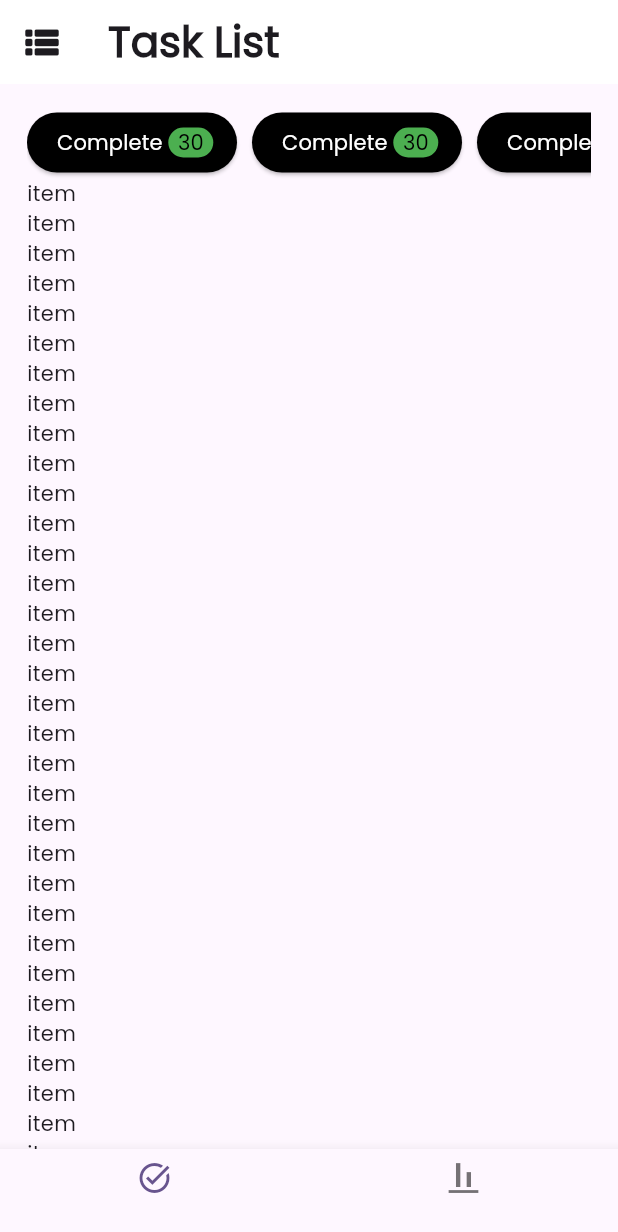
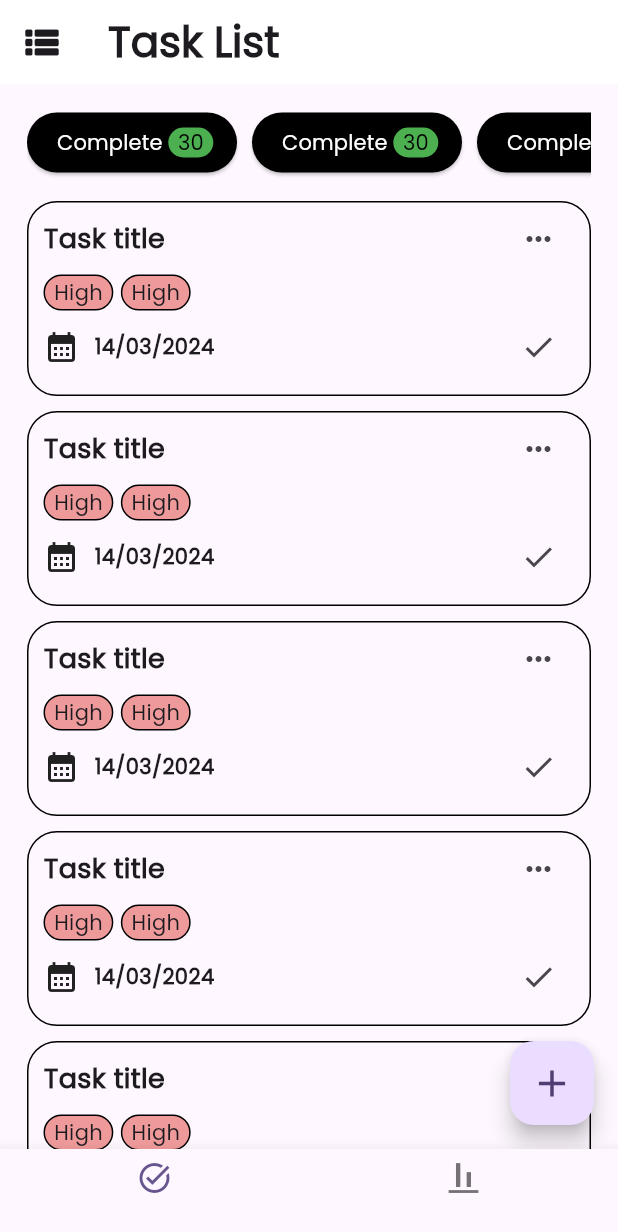
Before and after one commit to GuiTDS/task-manager-app, a Flutter app: the screen it shows after launch, on a phone screen of 412 x 824 dp. Shown: the top 1232 px of the screen. Run offline on Flutter 3.47's test engine with Material 3 defaults, Android fonts, the phone set to English and light mode, and no system bars.

Commit message:
feat: creating task cards and add fab

```diff
--- /dev/null
+++ b/lib/components/task_card/task_card.dart
@@ -0,0 +1,65 @@
+import 'package:flutter/material.dart';
+import 'package:task_management_app/components/task_card/task_card_category.dart';
+
+class TaskCard extends StatelessWidget {
+  const TaskCard({super.key});
+
+  @override
+  Widget build(BuildContext context) {
+    return Container(
+      height: 130,
+      decoration: BoxDecoration(
+        border: Border.all(color: Colors.black),
+        borderRadius: BorderRadius.circular(20),
+      ),
+      child: Padding(
+        padding: const EdgeInsets.symmetric(horizontal: 10),
+        child: Column(
+          children: [
+            Row(
+              mainAxisAlignment: MainAxisAlignment.spaceBetween,
+              children: [
+                const Text(
+                  'Task title',
+                  style: TextStyle(fontSize: 18, fontWeight: FontWeight.bold),
+                ),
+                IconButton(
+                    onPressed: () => print('clicked'),
+                    icon: const Icon(Icons.more_horiz))
+              ],
+            ),
+            const Row(
+              children: [
+                TaskCardCategory(),
+                SizedBox(
+                  width: 5,
+                ),
+                TaskCardCategory(),
+              ],
+            ),
+            Row(
+              mainAxisAlignment: MainAxisAlignment.spaceBetween,
+              children: [
+                const Row(
+                  children: [
+                    Icon(Icons.calendar_month),
+                    SizedBox(
+                      width: 10,
+                    ),
+                    Text(
+                      '14/03/2024',
+                      style: TextStyle(fontWeight: FontWeight.bold),
+                    ),
+                  ],
+                ),
+                IconButton(
+                    onPressed: () => print('clicked'),
+                    icon: const Icon(Icons.check)),
+              ],
+            )
+          ],
+        ),
+      ),
+    );
+  }
+}
--- /dev/null
+++ b/lib/components/task_card/task_card_category.dart
@@ -0,0 +1,21 @@
+import 'package:flutter/material.dart';
+
+class TaskCardCategory extends StatelessWidget {
+  const TaskCardCategory({super.key});
+
+  @override
+  Widget build(BuildContext context) {
+    return Container(
+      padding: const EdgeInsets.symmetric(
+        horizontal: 6,
+        vertical: 1,
+      ),
+      decoration: BoxDecoration(
+        border: Border.all(color: Colors.black),
+        borderRadius: BorderRadius.circular(20),
+        color: Colors.red[200],
+      ),
+      child: const Text('High'),
+    );
+  }
+}
--- a/lib/pages/home_page.dart
+++ b/lib/pages/home_page.dart
@@ -55,10 +55,8 @@ class _HomePageState extends State<HomePage> {
         ],
         onTap: (value) {
           if (value != actualPage) {
-            pageController.animateToPage(
+            pageController.jumpToPage(
               value,
-              duration: const Duration(milliseconds: 400),
-              curve: Curves.ease,
             );
           }
         },
--- a/lib/pages/task_page.dart
+++ b/lib/pages/task_page.dart
@@ -1,4 +1,5 @@
 import 'package:flutter/material.dart';
+import 'package:task_management_app/components/task_card/task_card.dart';
 import 'package:task_management_app/components/task_filter_button.dart';
 
 class TaskPage extends StatefulWidget {
@@ -25,6 +26,13 @@ class _TaskPageState extends State<TaskPage> {
           ),
         ),
       ),
+      floatingActionButton: FloatingActionButton(
+        onPressed: () {},
+        child: const Icon(
+          Icons.add,
+          size: 30,
+        ),
+      ),
       body: Padding(
         padding: const EdgeInsets.symmetric(horizontal: 18),
         child: Column(
@@ -37,17 +45,27 @@ class _TaskPageState extends State<TaskPage> {
               child: Row(
                 children: [
                   TaskFilterButton(),
-                  SizedBox(width: 10,),
+                  SizedBox(
+                    width: 10,
+                  ),
                   TaskFilterButton(),
-                  SizedBox(width: 10,),
+                  SizedBox(
+                    width: 10,
+                  ),
                   TaskFilterButton(),
                 ],
               ),
             ),
+            const SizedBox(
+              height: 15,
+            ),
             Expanded(
-              child: ListView.builder(
-                itemBuilder: (context, index) => const Text('item'),
-                itemCount: 50,
+              child: ListView.separated(
+                itemBuilder: (context, index) => const TaskCard(),
+                itemCount: 6,
+                separatorBuilder: (context, index) => const SizedBox(
+                  height: 10,
+                ),
               ),
             ),
           ],
```
